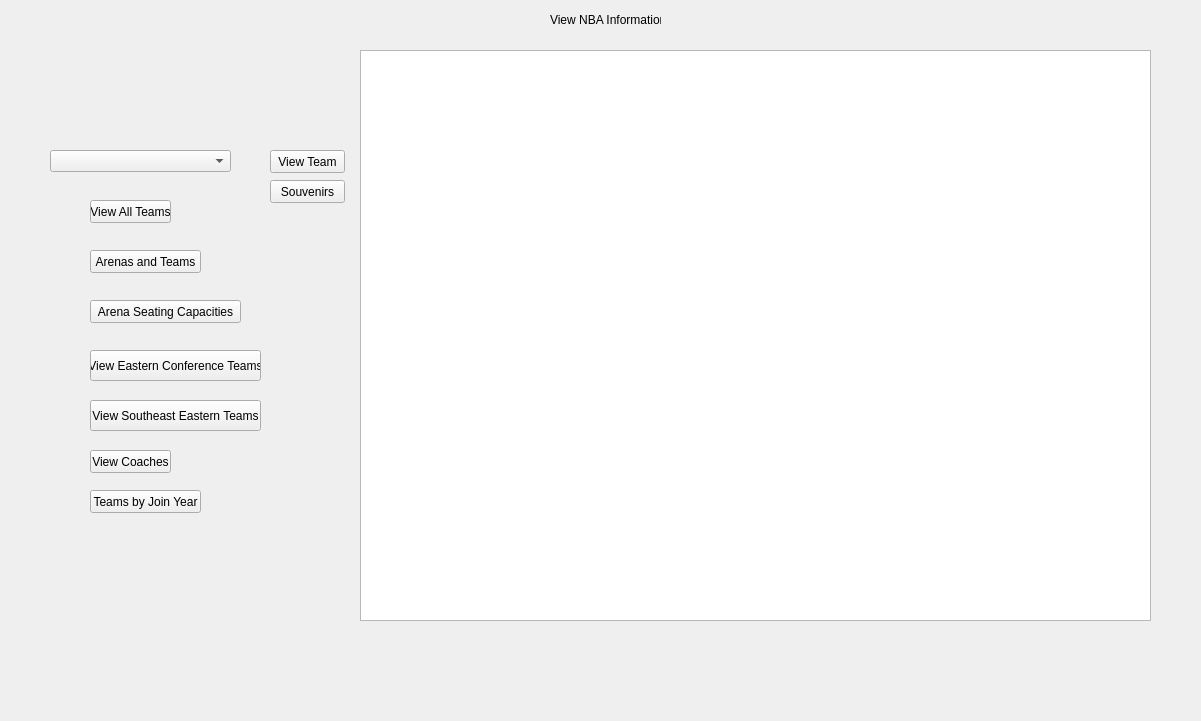
Above: QT Project/viewwindow.ui from AaronGeesink/CS1D-Basketball-Project before the change. Below: the same form after it.
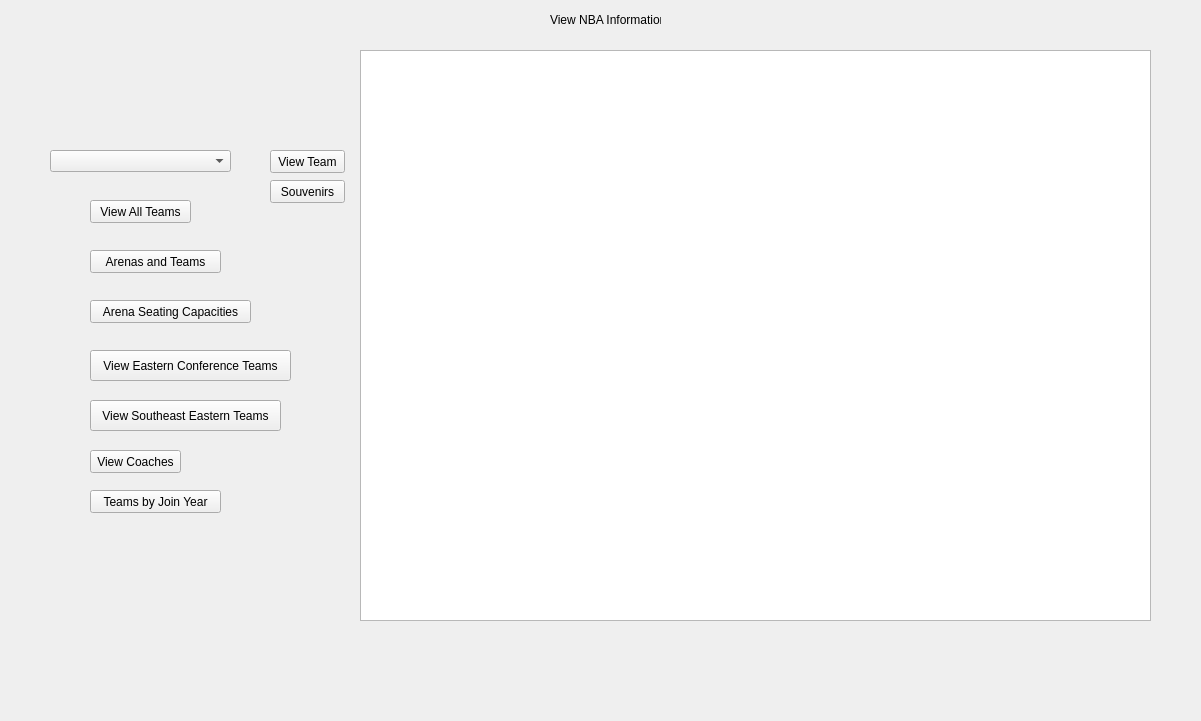
That is the form after the change.

Patch:
```diff
--- a/QT Project/viewwindow.ui
+++ b/QT Project/viewwindow.ui
@@ -43,7 +43,7 @@
     <rect>
      <x>90</x>
      <y>200</y>
-     <width>81</width>
+     <width>101</width>
      <height>23</height>
     </rect>
    </property>
@@ -56,7 +56,7 @@
     <rect>
      <x>90</x>
      <y>250</y>
-     <width>111</width>
+     <width>131</width>
      <height>23</height>
     </rect>
    </property>
@@ -69,7 +69,7 @@
     <rect>
      <x>90</x>
      <y>350</y>
-     <width>171</width>
+     <width>201</width>
      <height>31</height>
     </rect>
    </property>
@@ -82,7 +82,7 @@
     <rect>
      <x>90</x>
      <y>400</y>
-     <width>171</width>
+     <width>191</width>
      <height>31</height>
     </rect>
    </property>
@@ -95,7 +95,7 @@
     <rect>
      <x>90</x>
      <y>450</y>
-     <width>81</width>
+     <width>91</width>
      <height>23</height>
     </rect>
    </property>
@@ -141,7 +141,7 @@
     <rect>
      <x>90</x>
      <y>300</y>
-     <width>151</width>
+     <width>161</width>
      <height>23</height>
     </rect>
    </property>
@@ -154,7 +154,7 @@
     <rect>
      <x>90</x>
      <y>490</y>
-     <width>111</width>
+     <width>131</width>
      <height>23</height>
     </rect>
    </property>
```
